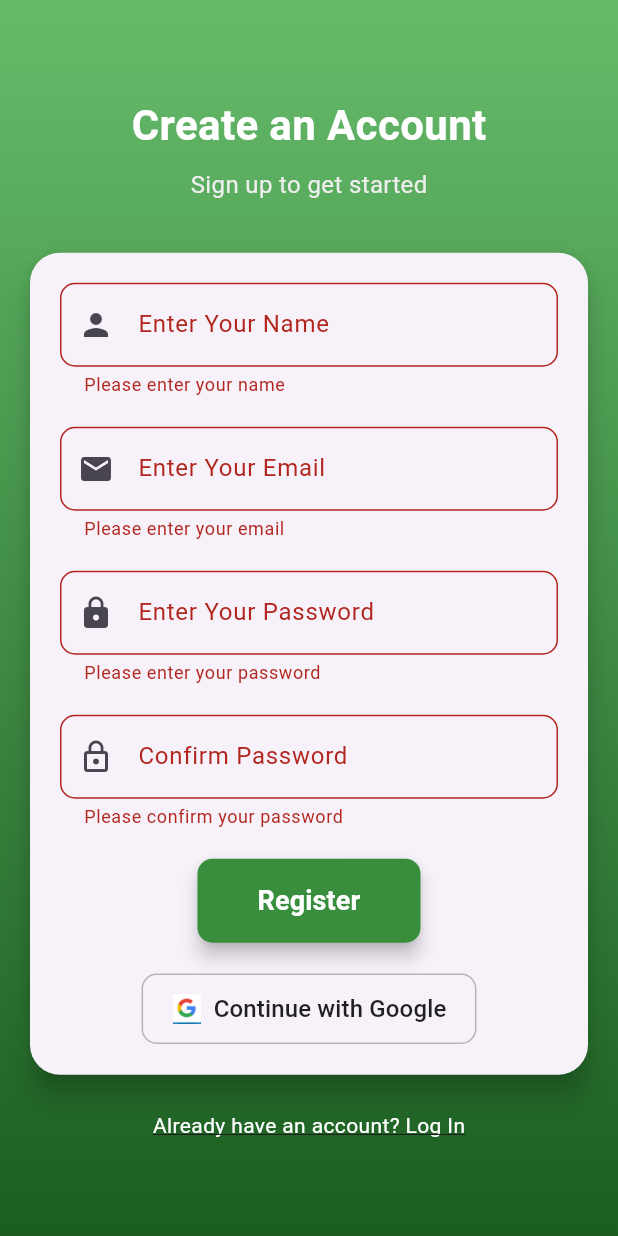
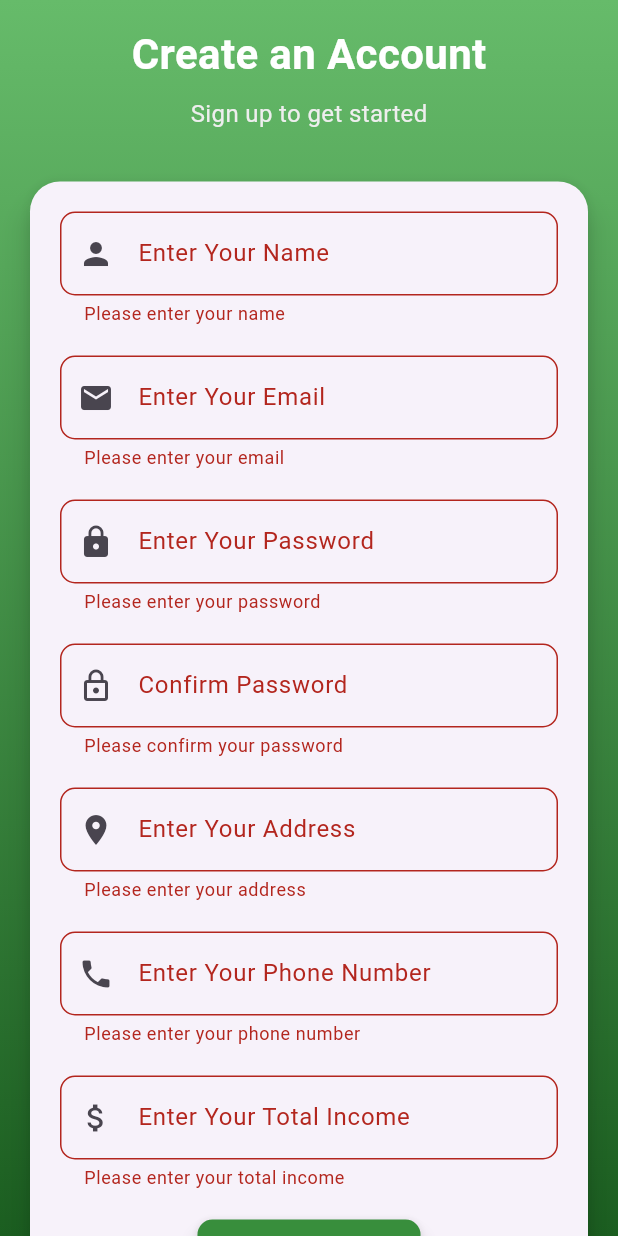
Before and after one commit to finalyear33084/ExpenseTrackerApp, a Flutter app: the RegisterForm screen opened directly, after a tap on "Register", on a phone screen of 412 x 824 dp. Run offline on Flutter 3.47's test engine with Material 3 defaults, Android fonts, the phone set to English and light mode, and no system bars; our stand-ins replace dio, fl_chart.

```diff
--- a/lib/login/registerform.dart
+++ b/lib/login/registerform.dart
@@ -1,8 +1,15 @@
+import 'package:expense_tracker/services/registrationapi.dart';
 import 'package:flutter/material.dart';
 
 class RegisterForm extends StatelessWidget {
   final GlobalKey<FormState> _formKey = GlobalKey<FormState>();
-  final TextEditingController passwordController = TextEditingController();
+  TextEditingController name = TextEditingController();
+  TextEditingController email = TextEditingController();
+  TextEditingController password = TextEditingController();
+  TextEditingController confirmPassword = TextEditingController();
+  TextEditingController address = TextEditingController();
+  TextEditingController phoneNo = TextEditingController();
+  TextEditingController totalIncome = TextEditingController();
 
   @override
   Widget build(BuildContext context) {
@@ -55,6 +62,7 @@ class RegisterForm extends StatelessWidget {
                           children: [
                             // Name Field
                             TextFormField(
+                              controller: name,
                               decoration: InputDecoration(
                                 labelText: "Enter Your Name",
                                 prefixIcon: Icon(Icons.person),
@@ -70,8 +78,10 @@ class RegisterForm extends StatelessWidget {
                               },
                             ),
                             SizedBox(height: 20),
+
                             // Email Field
                             TextFormField(
+                              controller: email,
                               decoration: InputDecoration(
                                 labelText: "Enter Your Email",
                                 prefixIcon: Icon(Icons.email),
@@ -92,9 +102,10 @@ class RegisterForm extends StatelessWidget {
                               },
                             ),
                             SizedBox(height: 20),
+
                             // Password Field
                             TextFormField(
-                              controller: passwordController,
+                              controller: password,
                               obscureText: true,
                               decoration: InputDecoration(
                                 labelText: "Enter Your Password",
@@ -114,8 +125,10 @@ class RegisterForm extends StatelessWidget {
                               },
                             ),
                             SizedBox(height: 20),
+
                             // Confirm Password Field
                             TextFormField(
+                              controller: confirmPassword,
                               obscureText: true,
                               decoration: InputDecoration(
                                 labelText: "Confirm Password",
@@ -128,21 +141,93 @@ class RegisterForm extends StatelessWidget {
                                 if (value == null || value.isEmpty) {
                                   return "Please confirm your password";
                                 }
-                                if (value != passwordController.text) {
+                                if (value != password.text) {
                                   return "Passwords do not match";
                                 }
                                 return null;
                               },
                             ),
                             SizedBox(height: 20),
+
+                            // Address Field
+                            TextFormField(
+                              controller: address,
+                              decoration: InputDecoration(
+                                labelText: "Enter Your Address",
+                                prefixIcon: Icon(Icons.location_on),
+                                border: OutlineInputBorder(
+                                  borderRadius: BorderRadius.circular(10),
+                                ),
+                              ),
+                              validator: (value) {
+                                if (value == null || value.isEmpty) {
+                                  return "Please enter your address";
+                                }
+                                return null;
+                              },
+                            ),
+                            SizedBox(height: 20),
+
+                            // Phone Number Field
+                            TextFormField(
+                              controller: phoneNo,
+                              keyboardType: TextInputType.phone,
+                              decoration: InputDecoration(
+                                labelText: "Enter Your Phone Number",
+                                prefixIcon: Icon(Icons.phone),
+                                border: OutlineInputBorder(
+                                  borderRadius: BorderRadius.circular(10),
+                                ),
+                              ),
+                              validator: (value) {
+                                if (value == null || value.isEmpty) {
+                                  return "Please enter your phone number";
+                                }
+                                if (!RegExp(r'^\d{10}$').hasMatch(value)) {
+                                  return "Please enter a valid phone number";
+                                }
+                                return null;
+                              },
+                            ),
+                            SizedBox(height: 20),
+
+                            // Total Income Field
+                            TextFormField(
+                              controller: totalIncome,
+                              keyboardType: TextInputType.number,
+                              decoration: InputDecoration(
+                                labelText: "Enter Your Total Income",
+                                prefixIcon: Icon(Icons.attach_money),
+                                border: OutlineInputBorder(
+                                  borderRadius: BorderRadius.circular(10),
+                                ),
+                              ),
+                              validator: (value) {
+                                if (value == null || value.isEmpty) {
+                                  return "Please enter your total income";
+                                }
+                                if (double.tryParse(value) == null) {
+                                  return "Please enter a valid amount";
+                                }
+                                return null;
+                              },
+                            ),
+                            SizedBox(height: 20),
+
                             // Register Button
                             ElevatedButton(
                               onPressed: () {
                                 if (_formKey.currentState!.validate()) {
-                                  ScaffoldMessenger.of(context).showSnackBar(
-                                    SnackBar(
-                                      content: Text("Registration Successful!"),
-                                    ),
+                                  registerfun(
+                                    context,
+                                    name.text,
+                                    email.text,
+                                    password.text,
+                                    confirmPassword.text,
+                                    address.text,
+                                    phoneNo.text,
+                                    totalIncome.text,
+
                                   );
                                 }
                               },
@@ -163,33 +248,6 @@ class RegisterForm extends StatelessWidget {
                                 ),
                               ),
                             ),
-                            SizedBox(height: 20),
-                            // Google Button
-                            OutlinedButton.icon(
-                              onPressed: () {
-                                // Handle Google Login
-                              },
-                              icon: Image.asset(
-                                'assets/logo.jpg', // Add your Google icon here
-                                height: 20,
-                                width: 20,
-                              ),
-                              label: Text(
-                                "Continue with Google",
-                                style: TextStyle(
-                                  color: Colors.black87,
-                                  fontSize: 16,
-                                ),
-                              ),
-                              style: OutlinedButton.styleFrom(
-                                side: BorderSide(color: Colors.black26),
-                                padding: EdgeInsets.symmetric(
-                                    vertical: 12, horizontal: 20),
-                                shape: RoundedRectangleBorder(
-                                  borderRadius: BorderRadius.circular(10),
-                                ),
-                              ),
-                            ),
                           ],
                         ),
                       ),
@@ -200,6 +258,7 @@ class RegisterForm extends StatelessWidget {
                   SizedBox(height: 20),
                   GestureDetector(
                     onTap: () {
+                      Navigator.pop(context);
                       // Navigate to Login Screen
                     },
                     child: Text(
@@ -219,10 +278,3 @@ class RegisterForm extends StatelessWidget {
     );
   }
 }
-
-void main() {
-  runApp(MaterialApp(
-    debugShowCheckedModeBanner: false,
-    home: RegisterForm(),
-  ));
-}
--- a/lib/main.dart
+++ b/lib/main.dart
@@ -1,4 +1,5 @@
 import 'package:expense_tracker/login/interface.dart';
+import 'package:expense_tracker/login/login.dart';
 import 'package:expense_tracker/user/bottomBar.dart';
 import 'package:flutter/material.dart';
 
@@ -15,7 +16,7 @@ class MyApp extends StatelessWidget {
     return MaterialApp(
       debugShowCheckedModeBanner: false,
 
-      home: BottomNavBarScreen(),
+      home: ImageInContainer(),
 
     );
   }
--- a/pubspec.yaml
+++ b/pubspec.yaml
@@ -36,6 +36,7 @@ dependencies:
   # Use with the CupertinoIcons class for iOS style icons.
   cupertino_icons: ^1.0.6
   fl_chart: ^0.69.2
+  dio: ^5.7.0
 
 dev_dependencies:
   flutter_test:
```
Also changed, not shown: lib/login/login.dart (+11 -3 lines), lib/services/chatbotapi.dart (added, +43 -0 lines), lib/services/getdashapi.dart (added, +46 -0 lines), lib/services/getprofileapi.dart (added, +35 -0 lines), lib/services/loginapi.dart (added, +60 -0 lines), lib/services/notification.dart (added, +43 -0 lines), lib/services/passwordapi.dart (added, +51 -0 lines), lib/services/paymentapi.dart (added, +43 -0 lines), lib/services/registrationapi.dart (added, +52 -0 lines), lib/services/submit.dart (added, +43 -0 lines), lib/services/updateapi.dart (added, +52 -0 lines), lib/user/homescreen.dart (+6 -6 lines), lib/user/profile.dart (+8 -1 lines), pubspec.lock.
